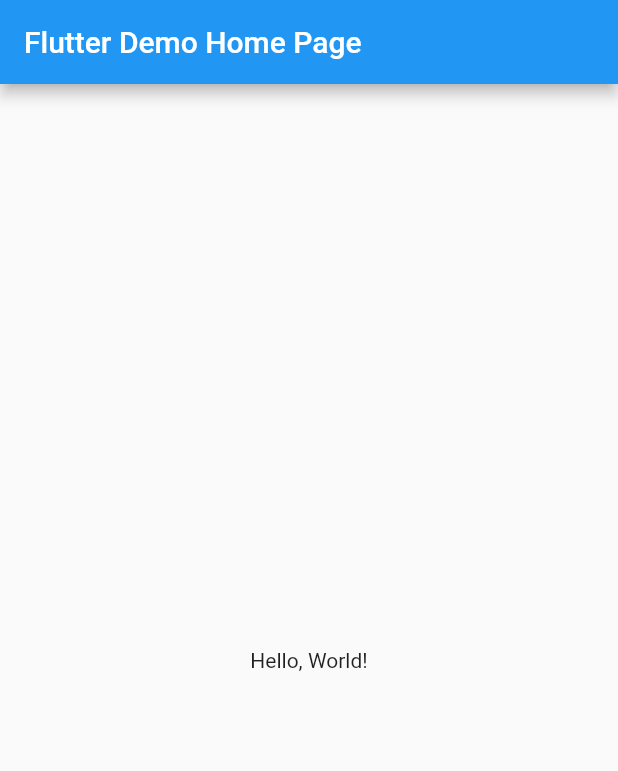
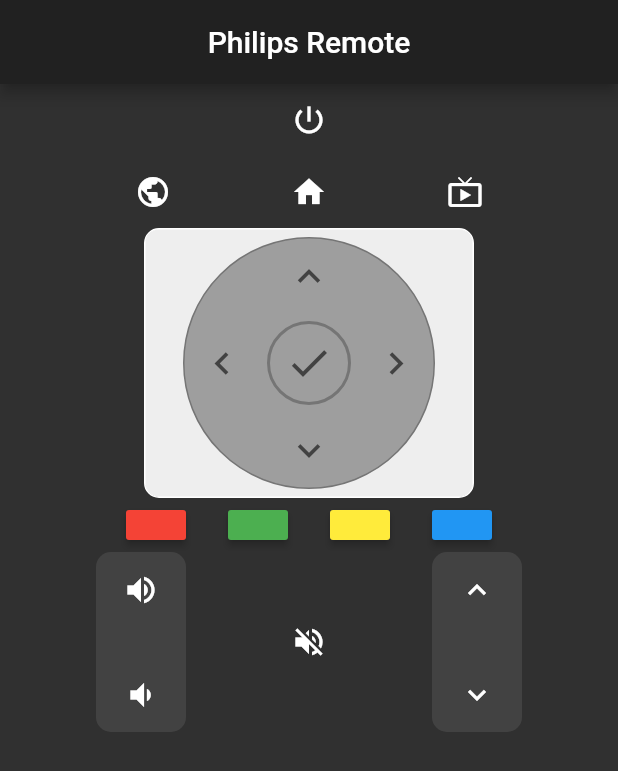
Before and after one commit to r-souza/flutter_philips_remote, a Flutter app: the screen it shows after launch, on a phone screen of 412 x 824 dp. Shown: the top 771 px of the screen. Run offline on Flutter 3.47's test engine with Material 2 defaults, Android fonts, the phone set to English and light mode, and no system bars; missing offline and left inert: dart:html, flutter_web.

Commit message:
Added Home Screen

```diff
--- /dev/null
+++ b/lib/app.dart
@@ -0,0 +1,19 @@
+import 'package:flutter_web/material.dart';
+import 'package:philips_remote/screens/home_screen.dart';
+
+class App extends StatefulWidget {
+  @override
+  _AppState createState() => _AppState();
+}
+
+class _AppState extends State<App> {
+  @override
+  Widget build(BuildContext context) {
+    return MaterialApp(
+      title: 'Philips Remote',
+      theme: ThemeData.dark(),
+      home: HomeScreen(),
+      debugShowCheckedModeBanner: false,
+    );
+  }
+}
--- /dev/null
+++ b/lib/jointspace.dart
@@ -0,0 +1,51 @@
+class Jointspace {
+
+  static final String inputStandby = 'Standby';
+  static final String inputBack = 'Back';
+  static final String inputFind = 'Find';
+  static final String inputRedColour = 'RedColour';
+  static final String inputGreenColour = 'GreenColour';
+  static final String inputYellowColour = 'YellowColour';
+  static final String inputBlueColour = 'BlueColour';
+  static final String inputHome = 'Home';
+  static final String inputVolumeUp = 'VolumeUp';
+  static final String inputVolumeDown = 'VolumeDown';
+  static final String inputMute = 'Mute';
+  static final String inputOptions = 'Options';
+  static final String inputDot = 'Dot';
+  static final String inputDigit0 = '';
+  static final String inputDigit1 = '';
+  static final String inputDigit2 = '';
+  static final String inputDigit3 = '';
+  static final String inputDigit4 = '';
+  static final String inputDigit5 = '';
+  static final String inputDigit6 = '';
+  static final String inputDigit7 = '';
+  static final String inputDigit8 = '';
+  static final String inputDigit9 = '';
+  static final String inputInfo = 'Info';
+  static final String inputCursorUp = 'CursorUp';
+  static final String inputCursorDown = 'CursorDown';
+  static final String inputCursorLeft = 'CursorLeft';
+  static final String inputCursorRight = 'CursorRight';
+  static final String inputConfirm = 'Confirm';
+  static final String inputNext = 'Next';
+  static final String inputPrevious = 'Previous';
+  static final String inputAdjust = 'Adjust';
+  static final String inputWatchTV = 'WatchTV';
+  static final String inputViewmode = '';
+  static final String inputTeletext = '';
+  static final String inputSubtitle = '';
+  static final String inputChannelStepUp = 'ChannelStepUp';
+  static final String inputChannelStepDown = 'ChannelStepDown';
+  static final String inputSource = 'Source';
+  static final String inputAmbilightOnOff = '';
+  static final String inputPlayPause = '';
+  static final String inputPause = '';
+  static final String inputFastForward = '';
+  static final String inputStop = '';
+  static final String inputRewind = '';
+  static final String inputRecord = '';
+  static final String inputOnline = 'Online';
+
+}
--- a/lib/main.dart
+++ b/lib/main.dart
@@ -1,61 +1,5 @@
 import 'package:flutter_web/material.dart';
 
-void main() => runApp(MyApp());
+import 'app.dart';
 
-class MyApp extends StatelessWidget {
-  // This widget is the root of your application.
-  @override
-  Widget build(BuildContext context) {
-    return MaterialApp(
-      title: 'Flutter Demo',
-      theme: ThemeData(
-        primarySwatch: Colors.blue,
-      ),
-      home: MyHomePage(title: 'Flutter Demo Home Page'),
-    );
-  }
-}
-
-class MyHomePage extends StatelessWidget {
-  MyHomePage({Key key, this.title}) : super(key: key);
-
-  final String title;
-
-  @override
-  Widget build(BuildContext context) {
-    // The Flutter framework has been optimized to make rerunning build methods
-    // fast, so that you can just rebuild anything that needs updating rather
-    // than having to individually change instances of widgets.
-    return Scaffold(
-      appBar: AppBar(
-        title: Text(title),
-      ),
-      body: Center(
-        // Center is a layout widget. It takes a single child and positions it
-        // in the middle of the parent.
-        child: Column(
-          // Column is also layout widget. It takes a list of children and
-          // arranges them vertically. By default, it sizes itself to fit its
-          // children horizontally, and tries to be as tall as its parent.
-          //
-          // Invoke "debug painting" (choose the "Toggle Debug Paint" action
-          // from the Flutter Inspector in Android Studio, or the "Toggle Debug
-          // Paint" command in Visual Studio Code) to see the wireframe for each
-          // widget.
-          //
-          // Column has various properties to control how it sizes itself and
-          // how it positions its children. Here we use mainAxisAlignment to
-          // center the children vertically; the main axis here is the vertical
-          // axis because Columns are vertical (the cross axis would be
-          // horizontal).
-          mainAxisAlignment: MainAxisAlignment.center,
-          children: <Widget>[
-            Text(
-              'Hello, World!',
-            ),
-          ],
-        ),
-      ), // This trailing comma makes auto-formatting nicer for build methods.
-    );
-  }
-}
+void main() => runApp(App());
--- /dev/null
+++ b/lib/screens/home_screen.dart
@@ -0,0 +1,377 @@
+import 'package:flutter_web/material.dart';
+
+import 'dart:html';
+import 'dart:convert' as convert;
+import 'dart:async';
+
+import 'package:http/http.dart' as http;
+import 'package:philips_remote/jointspace.dart';
+
+class HomeScreen extends StatefulWidget {
+  HomeScreen({Key key, this.title}) : super(key: key);
+
+  final String title;
+
+  @override
+  _HomeScreenState createState() => _HomeScreenState(this.title);
+}
+
+class _HomeScreenState extends State<HomeScreen> {
+
+  _HomeScreenState(this.title);
+
+  String tvProtocol = 'http';
+  String tvIP = '192.168.0.50';
+  String tvPort = '1925';
+  String ApiVersion = '1';
+  String inputKey = 'input/key';
+
+  final String title;
+
+  @override
+  Widget build(BuildContext context) {
+    return Scaffold(
+      appBar: AppBar(
+        title: Text('Philips Remote'),
+        centerTitle: true,
+      ),
+      body: _body(),
+    );
+  }
+
+
+ ///
+ ///Widgets
+ ///
+  Widget _body() {
+    return Container(
+      child: Column(
+        children: <Widget>[
+          Row(
+            mainAxisAlignment: MainAxisAlignment.center,
+            children: <Widget>[
+              FlatButton(
+                child: Icon(Icons.power_settings_new),
+                onPressed: () {
+                  this._inputKey(Jointspace.inputStandby);
+                }
+              )
+            ]
+          ),
+          Row(
+            mainAxisAlignment: MainAxisAlignment.center,
+            children: <Widget>[
+              IconButton(
+                icon: Icon(Icons.public),
+                padding: EdgeInsets.symmetric(horizontal: 40.0),
+                onPressed: () {
+                  this._inputKey(Jointspace.inputOnline);
+                },
+              ),
+              IconButton(
+                icon: Icon(Icons.home),
+                padding: EdgeInsets.symmetric(horizontal: 40.0),
+                onPressed: () {
+                  this._inputKey(Jointspace.inputHome);
+                },
+              ),
+              IconButton(
+                icon: Icon(Icons.live_tv),
+                padding: EdgeInsets.symmetric(horizontal: 40.0),
+                onPressed: () {
+                  this._inputKey(Jointspace.inputWatchTV);
+                },
+              )
+            ],
+          ),
+          //_cursorControls(),
+          _cursorFrame(),
+          _colorButtons(),
+          Row(
+            mainAxisAlignment: MainAxisAlignment.center,
+            children: <Widget>[
+              _volumeControls(),
+              IconButton(
+                icon: Icon(Icons.volume_off),
+                padding: EdgeInsets.all(40.0),
+                onPressed: () {
+                  this._inputKey(Jointspace.inputMute);
+                },
+              ),
+              _channelControls()
+            ]
+          )
+
+        ],
+      ),
+    );
+  }
+
+  Widget _colorButtons() {
+    return Row(
+      mainAxisAlignment: MainAxisAlignment.center,
+      children: <Widget>[
+        ButtonBar(
+          alignment: MainAxisAlignment.center,
+          children: <Widget>[
+
+            Padding(
+              padding: EdgeInsets.symmetric(horizontal: 10.0),
+              child: SizedBox(
+                width: 40.0,
+                height: 20.0,
+                child: RaisedButton(
+                  color: Colors.red,
+                  onPressed: () {},
+                )
+              ),
+            ),
+
+            Padding(
+              padding: EdgeInsets.symmetric(horizontal: 10.0),
+              child: SizedBox(
+                width: 40.0,
+                height: 20.0,
+                child: RaisedButton(
+                  color: Colors.green,
+                  onPressed: () {},
+                )
+              )
+            ),
+
+            Padding(
+              padding: EdgeInsets.symmetric(horizontal: 10.0),
+              child: SizedBox(
+                width: 40.0,
+                height: 20.0,
+                child: RaisedButton(
+                  color: Colors.yellow,
+                  onPressed: () {},
+                )
+              )
+            ),
+            Padding(
+              padding: EdgeInsets.symmetric(horizontal: 10.0),
+              child: SizedBox(
+                width: 40.0,
+                height: 20.0,
+                child: RaisedButton(
+                  color: Colors.blue,
+                  onPressed: () {},
+                )
+              )
+            )
+          ],
+        )
+      ],
+    );
+  }
+
+  Widget _cursorFrame() {
+    return Container(
+      width: 220.0,
+      height: 180.0,
+      padding: EdgeInsets.all(5.0),
+      decoration: BoxDecoration(
+        color: Colors.grey[200],
+        shape: BoxShape.rectangle,
+        borderRadius: BorderRadius.circular(10.0),
+        border: Border.all(width: 1.0,style: BorderStyle.solid,  color: Colors.white)
+      ),
+      child: _cursorControls(),
+    );
+  }
+
+  Widget _cursorControls() {
+    return Container(
+      //width: 50.0,
+      //height: 50.0,
+      //padding: EdgeInsets.all(20.0),
+      decoration: BoxDecoration(
+        color: Colors.grey[500],
+        shape: BoxShape.circle,
+        border: Border.all(width: 1.0,style: BorderStyle.solid,  color: Colors.grey[600])
+      ),
+      child: Column(
+        mainAxisAlignment: MainAxisAlignment.center,
+        children: <Widget>[
+
+          Row(
+            mainAxisAlignment: MainAxisAlignment.center,
+            children: <Widget>[
+              IconButton(
+                icon: Icon(Icons.keyboard_arrow_up),
+                iconSize: 30.0,
+                color: Colors.grey[800],
+                padding: EdgeInsets.all(10.0),
+                onPressed: () {
+                  this._inputKey(Jointspace.inputCursorUp);
+                },
+              )
+            ],
+          ),
+
+          Row(
+            mainAxisAlignment: MainAxisAlignment.center,
+            children: <Widget>[
+              IconButton(
+                icon: Icon(Icons.keyboard_arrow_left),
+                iconSize: 30.0,
+                color: Colors.grey[800],
+                padding: EdgeInsets.all(10.0),
+                onPressed: () {
+                  this._inputKey(Jointspace.inputCursorLeft);
+                },
+              ),
+              Container(
+                margin: EdgeInsets.all(5.0),
+                decoration: BoxDecoration(
+                  color: Colors.grey[500],
+                  shape: BoxShape.circle,
+                  border: Border.all(width: 2.0,style: BorderStyle.solid,  color: Colors.grey[600])
+                ),
+                child:IconButton(
+                  icon: Icon(Icons.done),
+                  iconSize: 32.0,
+                  color: Colors.grey[800],
+                  padding: EdgeInsets.all(10.0),
+                  onPressed: () {
+                    this._inputKey(Jointspace.inputConfirm);
+                  },
+                ),
+              ),
+
+              IconButton(
+                icon: Icon(Icons.keyboard_arrow_right),
+                iconSize: 30.0,
+                color: Colors.grey[800],
+                padding: EdgeInsets.all(10.0),
+                onPressed: () {
+                  this._inputKey(Jointspace.inputCursorRight);
+                },
+              )
+            ],
+          ),
+
+          Row(
+            mainAxisAlignment: MainAxisAlignment.center,
+            children: <Widget>[
+              IconButton(
+                icon: Icon(Icons.keyboard_arrow_down),
+                iconSize: 30.0,
+                color: Colors.grey[800],
+                padding: EdgeInsets.all(10.0),
+                onPressed: () {
+                  this._inputKey(Jointspace.inputCursorDown);
+                },
+              )
+            ],
+          ),
+
+        ],
+      ),
+    );
+  }
+
+  Widget _volumeControls() {
+    return Container(
+      decoration: BoxDecoration(
+        color: Colors.grey[800],
+        borderRadius: BorderRadius.all(Radius.circular(10.0)),
+      ),
+      margin: EdgeInsets.symmetric(horizontal: 30.0),
+      child: Column(
+        children: <Widget>[
+           SizedBox(
+            width: 60.0,
+            height: 50.0,
+            child: FlatButton(
+              child: Icon(Icons.volume_up),
+              onPressed: () async {
+                this._inputKey(Jointspace.inputVolumeUp);
+              },
+            )
+          ),
+          Divider(
+              height: 20.0,
+          ),
+          SizedBox(
+            width: 60.0,
+            height: 50.0,
+            child: FlatButton(
+              child: Icon(Icons.volume_down),
+                onPressed: () async {
+                  this._inputKey(Jointspace.inputVolumeDown);
+                },
+            ),
+          ),
+
+        ],
+      ),
+    );
+  }
+
+  Widget _channelControls() {
+    return Container(
+      //padding: EdgeInsets.symmetric(vertical: 10.0),
+      //margin: EdgeInsets.all(10.0),
+      decoration: BoxDecoration(
+        color: Colors.grey[800],
+        borderRadius: BorderRadius.all(Radius.circular(10.0)),
+      ),
+      margin: EdgeInsets.symmetric(horizontal: 30.0),
+      child: Column(
+        children: <Widget>[
+           SizedBox(
+            width: 60.0,
+            height: 50.0,
+            child: FlatButton(
+              child: Icon(Icons.expand_less),
+              onPressed: () async {
+                this._inputKey(Jointspace.inputChannelStepUp);
+              },
+            )
+          ),
+          Divider(
+            height: 20.0,
+          ),
+          SizedBox(
+            width: 60.0,
+            height: 50.0,
+            child: FlatButton(
+              child: Icon(Icons.expand_more),
+                onPressed: () async {
+                  this._inputKey(Jointspace.inputChannelStepDown);
+                },
+            ),
+          ),
+
+        ],
+      ),
+    );
+  }
+  ///
+  /// End Widgets
+  ///
+
+  void _inputKey(String key) async {
+    final url = "${this._getTvAPI()}/${inputKey}";
+
+    Map data = {
+      "key": key
+    };
+
+    var body = convert.jsonEncode(data);
+
+    var response = await http.post(url,
+      // headers: {"Content-Type": "application/json"},
+      body: body
+    );
+
+  }
+
+  String _getTvAPI() {
+    return "${tvProtocol}://${tvIP}:${tvPort}/${ApiVersion}";
+  }
+
+}
```
Also changed, not shown: 5 other files.
